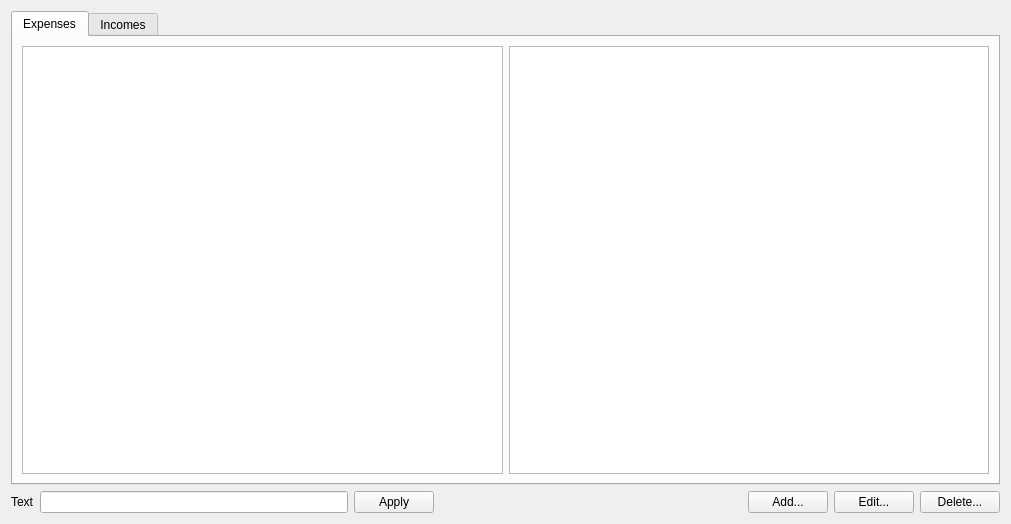
The window that app/categoryorganizerwindow.ui (DarkHobbit/homewallet) describes before a commit, drawn with Qt 5.
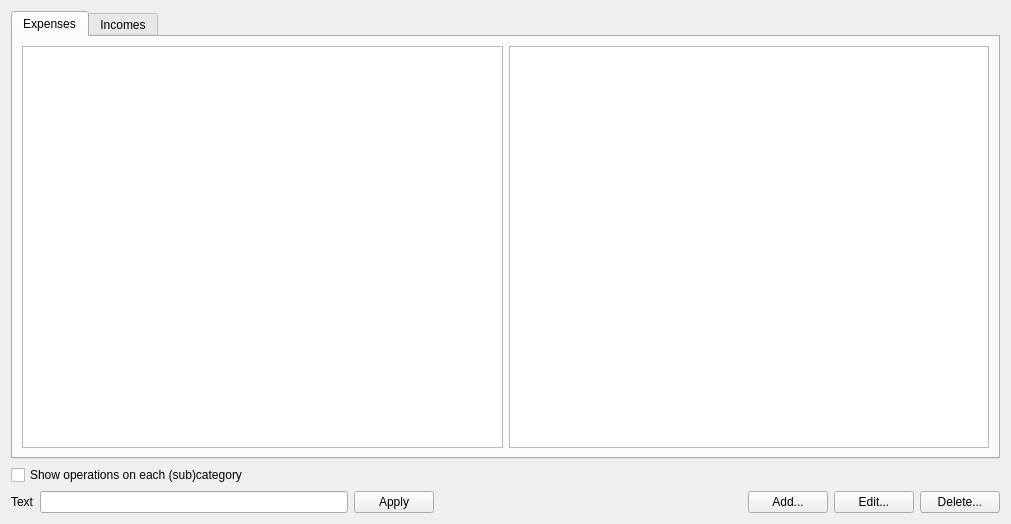
The same window after the commit. Icons and pictures are not drawn.

Commit message: Category organizer: show operations on each subcategory (optional)

Patch:
```diff
--- a/app/categoryorganizerwindow.ui
+++ b/app/categoryorganizerwindow.ui
@@ -47,6 +47,13 @@
      </widget>
     </widget>
    </item>
+   <item>
+    <widget class="QCheckBox" name="cbShowOperations">
+     <property name="text">
+      <string>Show operations on each (sub)category</string>
+     </property>
+    </widget>
+   </item>
    <item>
     <layout class="QHBoxLayout" name="layControls">
      <item>
```
The commit also changes 5 other files.
